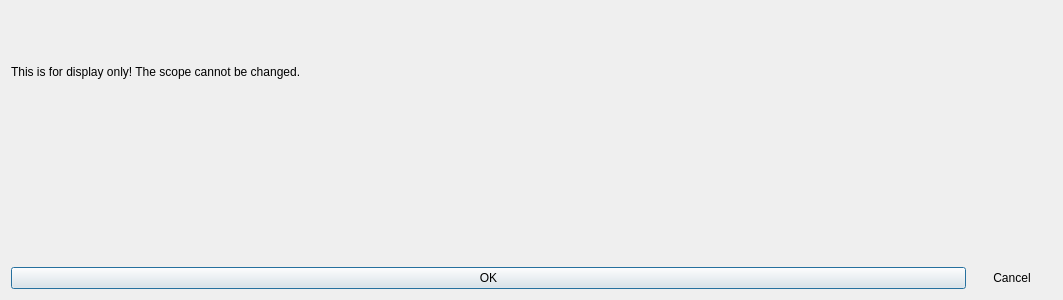
This is ui/a2widget/a2hotkey/scope_dialog.ui in ewerybody/a2 as Qt 5 draws it before an edit. The edited form follows.
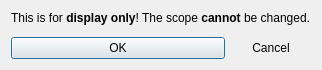
This is the edited form. Custom widgets are drawn as their Qt base class.

Diff of the .ui file:
```diff
--- a/ui/a2widget/a2hotkey/scope_dialog.ui
+++ b/ui/a2widget/a2hotkey/scope_dialog.ui
@@ -6,18 +6,21 @@
    <rect>
     <x>0</x>
     <y>0</y>
-    <width>1063</width>
-    <height>300</height>
+    <width>472</width>
+    <height>131</height>
    </rect>
   </property>
   <property name="windowTitle">
    <string>Dialog</string>
   </property>
   <layout class="QVBoxLayout" name="verticalLayout">
+   <property name="sizeConstraint">
+    <enum>QLayout::SetFixedSize</enum>
+   </property>
    <item>
     <widget class="QLabel" name="display_only_label">
      <property name="text">
-      <string>This is for display only! The scope cannot be changed.</string>
+      <string>&lt;html&gt;&lt;head/&gt;&lt;body&gt;&lt;p&gt;This is for &lt;span style=&quot; font-weight:600;&quot;&gt;display only&lt;/span&gt;! The scope &lt;span style=&quot; font-weight:600;&quot;&gt;cannot&lt;/span&gt; be changed.&lt;/p&gt;&lt;/body&gt;&lt;/html&gt;</string>
      </property>
     </widget>
    </item>
```
Left out of the diff: 3 changed lines with no effect on the pictures.
